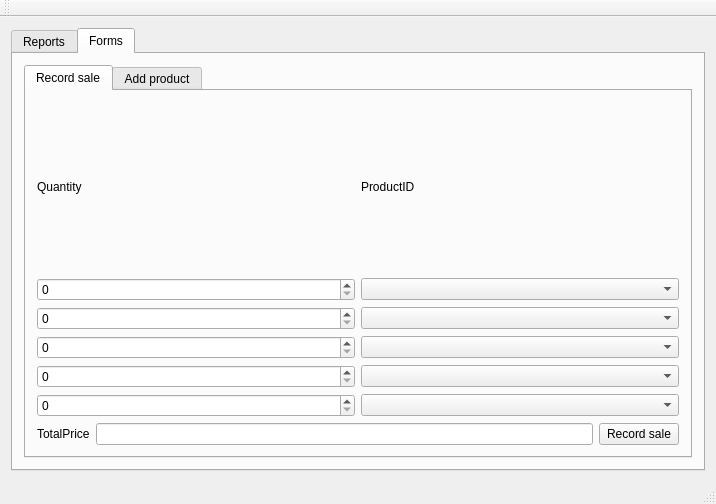
This is QtPHP-SRS/mainwindow.ui in NicSwin/PHPSalesReportingSystem as Qt 5 draws it before an edit. The edited form follows.
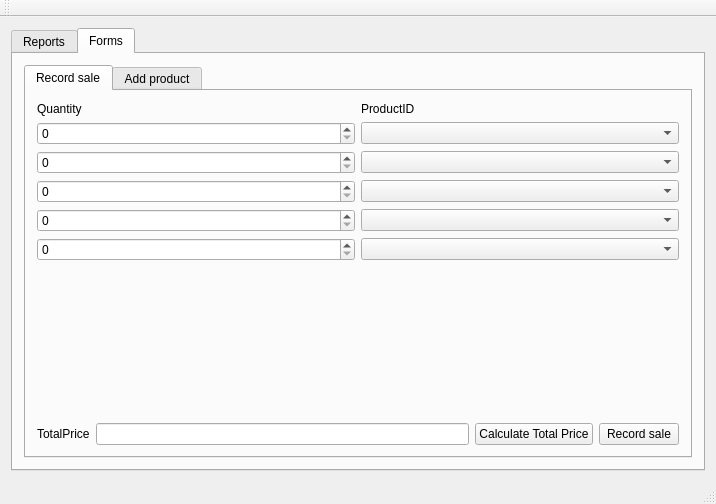
This is the edited form. The open tabs and pages were chosen to show the change.

Commit message: * Added total price button * Fixed up UI a bit

What changed in the file:
```diff
--- a/QtPHP-SRS/mainwindow.ui
+++ b/QtPHP-SRS/mainwindow.ui
@@ -18,7 +18,7 @@
     <item row="0" column="0">
      <widget class="QTabWidget" name="mainTabs">
       <property name="currentIndex">
-       <number>0</number>
+       <number>1</number>
       </property>
       <widget class="QWidget" name="tab_3">
        <attribute name="title">
@@ -190,8 +190,8 @@
            <attribute name="title">
             <string>Record sale</string>
            </attribute>
-           <layout class="QVBoxLayout" name="verticalLayout_5">
-            <item>
+           <layout class="QGridLayout" name="gridLayout_6">
+            <item row="0" column="0">
              <layout class="QGridLayout" name="gridLayout_5">
               <item row="2" column="0">
                <widget class="QSpinBox" name="p1Quanity"/>
@@ -203,27 +203,24 @@
                 </property>
                </widget>
               </item>
-              <item row="0" column="1">
-               <widget class="QLabel" name="label_5">
-                <property name="text">
-                 <string>ProductID</string>
-                </property>
-               </widget>
-              </item>
-              <item row="3" column="0">
-               <widget class="QSpinBox" name="p2Quanity"/>
-              </item>
               <item row="4" column="0">
                <widget class="QSpinBox" name="p3Quanity"/>
               </item>
+              <item row="3" column="0">
+               <widget class="QSpinBox" name="p2Quanity"/>
+              </item>
               <item row="5" column="0">
                <widget class="QSpinBox" name="p4Quanity"/>
               </item>
               <item row="6" column="0">
                <widget class="QSpinBox" name="p5Quanity"/>
               </item>
-              <item row="2" column="1">
-               <widget class="QComboBox" name="combo1"/>
+              <item row="0" column="1">
+               <widget class="QLabel" name="label_5">
+                <property name="text">
+                 <string>ProductID</string>
+                </property>
+               </widget>
               </item>
               <item row="3" column="1">
                <widget class="QComboBox" name="combo2"/>
@@ -231,15 +228,44 @@
               <item row="4" column="1">
                <widget class="QComboBox" name="combo3"/>
               </item>
-              <item row="5" column="1">
-               <widget class="QComboBox" name="combo4"/>
-              </item>
               <item row="6" column="1">
                <widget class="QComboBox" name="combo5"/>
               </item>
+              <item row="5" column="1">
+               <widget class="QComboBox" name="combo4"/>
+              </item>
+              <item row="2" column="1">
+               <widget class="QComboBox" name="combo1"/>
+              </item>
+              <item row="7" column="0">
+               <spacer name="verticalSpacer">
+                <property name="orientation">
+                 <enum>Qt::Vertical</enum>
+                </property>
+                <property name="sizeHint" stdset="0">
+                 <size>
+                  <width>20</width>
+                  <height>40</height>
+                 </size>
+                </property>
+               </spacer>
+              </item>
+              <item row="7" column="1">
+               <spacer name="verticalSpacer_2">
+                <property name="orientation">
+                 <enum>Qt::Vertical</enum>
+                </property>
+                <property name="sizeHint" stdset="0">
+                 <size>
+                  <width>20</width>
+                  <height>40</height>
+                 </size>
+                </property>
+               </spacer>
+              </item>
              </layout>
             </item>
-            <item>
+            <item row="1" column="0">
              <layout class="QHBoxLayout" name="horizontalLayout">
               <item>
                <widget class="QLabel" name="label_7">
@@ -251,6 +277,13 @@
               <item>
                <widget class="QLineEdit" name="totalPriceEdit"/>
               </item>
+              <item>
+               <widget class="QPushButton" name="totalPriceButton">
+                <property name="text">
+                 <string>Calculate Total Price</string>
+                </property>
+               </widget>
+              </item>
               <item>
                <widget class="QPushButton" name="recordSaleButton">
                 <property name="text">
```
The commit also changes 2 other files.
